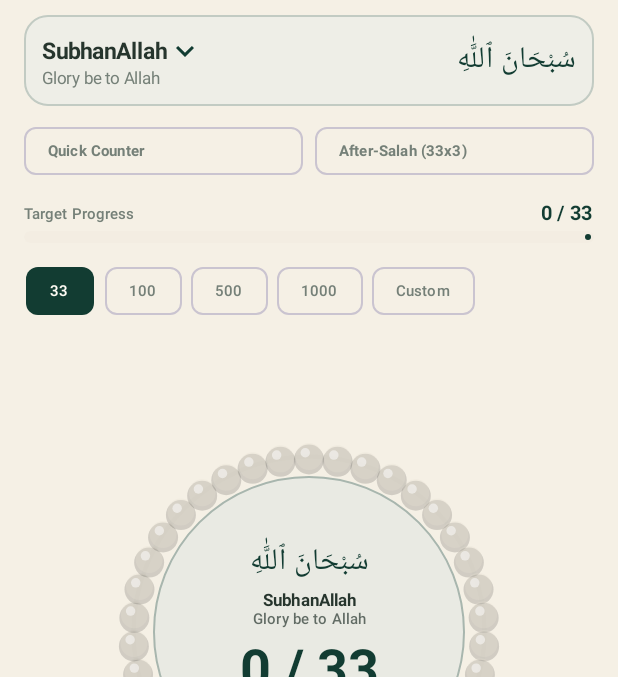
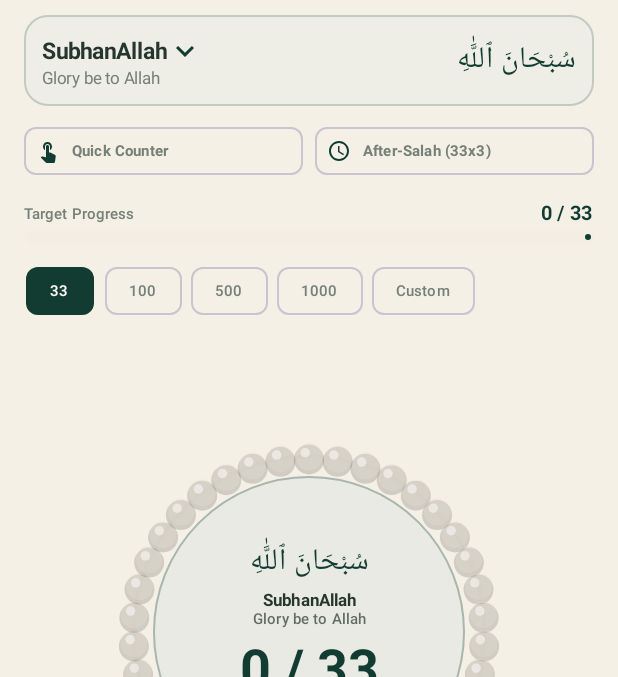
Before and after one commit to orewoleabdullah/Dhikr, an Android app built with Jetpack Compose: the screen it shows after launch (MainActivity), on a phone screen of 412 x 824 dp, the part 66-743 px from its top. Run offline under Robolectric (Android 15) with nearby library versions, the phone set to English and light mode, and no system bars; our stand-ins replace Room's generated code.

Commit message:
Add clean leading icons (TouchApp and Schedule) to Quick Counter and After-Salah filter chips

```diff
--- a/app/src/main/java/com/abdullah/dhikr/features/counter/presentation/CounterScreen.kt
+++ b/app/src/main/java/com/abdullah/dhikr/features/counter/presentation/CounterScreen.kt
@@ -18,7 +18,9 @@ import androidx.compose.material.icons.automirrored.filled.Undo
 import androidx.compose.material.icons.filled.CheckCircle
 import androidx.compose.material.icons.filled.KeyboardArrowDown
 import androidx.compose.material.icons.filled.Refresh
+import androidx.compose.material.icons.filled.Schedule
 import androidx.compose.material.icons.filled.Star
+import androidx.compose.material.icons.filled.TouchApp
 import androidx.compose.material3.*
 import androidx.compose.runtime.*
 import androidx.compose.ui.Alignment
@@ -200,6 +202,13 @@ fun CounterScreen(
                             style = MaterialTheme.typography.labelSmall
                         )
                     },
+                    leadingIcon = {
+                        Icon(
+                            imageVector = Icons.Default.TouchApp,
+                            contentDescription = null,
+                            modifier = Modifier.size(16.dp)
+                        )
+                    },
                     colors = FilterChipDefaults.filterChipColors(
                         selectedContainerColor = MaterialTheme.colorScheme.primary,
                         selectedLabelColor = MaterialTheme.colorScheme.onPrimary
@@ -217,6 +226,13 @@ fun CounterScreen(
                             "After-Salah (33x3)",
                             fontWeight = FontWeight.Bold,
                             style = MaterialTheme.typography.labelSmall
+                        )
+                    },
+                    leadingIcon = {
+                        Icon(
+                            imageVector = Icons.Default.Schedule,
+                            contentDescription = null,
+                            modifier = Modifier.size(16.dp)
                         )
                     },
                     colors = FilterChipDefaults.filterChipColors(
```
